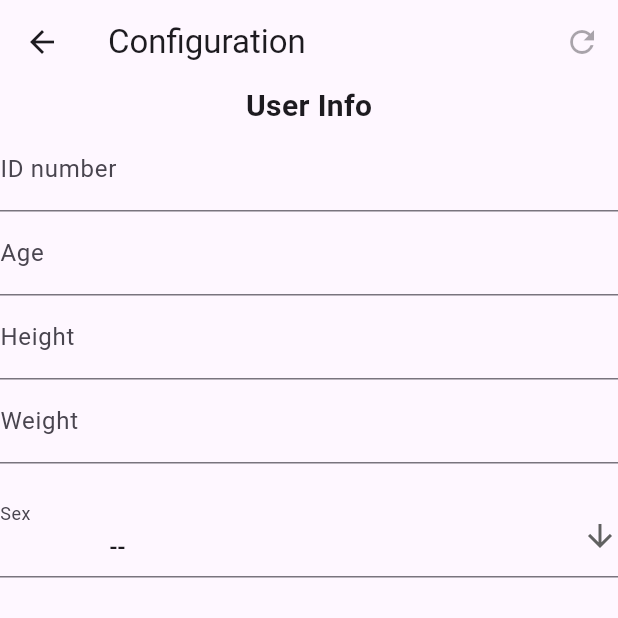
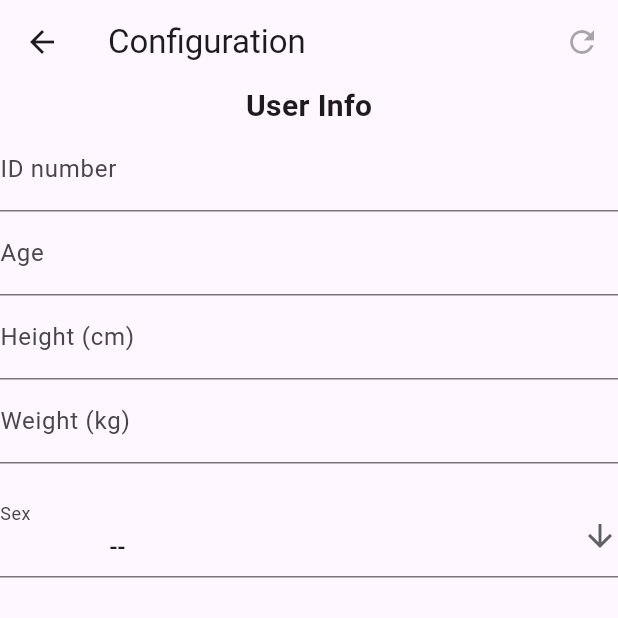
Before and after one commit to andrea-montanari/motion-tracker, a Flutter app: the DevicesConfigurationPage screen opened directly, on a phone screen of 412 x 824 dp, the top half of it. Run offline on Flutter 3.47's test engine with Material 3 defaults, Android fonts, the phone set to English and light mode, and no system bars; our stand-ins replace csv, permission_handler, timer_count_down; missing offline and left inert: mdsflutter.

Commit message:
CHORE: add unit of measures indication in user info form

```diff
--- a/lib/UserInfoForm.dart
+++ b/lib/UserInfoForm.dart
@@ -28,8 +28,8 @@ class UserInfoFormState extends State<UserInfoForm>{
   static const String userIdLabel = "ID number";
   static const String userAgeLabel = "Age";
   static const String userSexLabel = "Sex";
-  static const String userHeightLabel = "Height";
-  static const String userWeightLabel = "Weight";
+  static const String userHeightLabel = "Height (cm)";
+  static const String userWeightLabel = "Weight (kg)";
   static const String valueEmptyErrorMessage = "This field is required";
   static const String notIntegerErrorMessage = "Please enter a non-negative whole number";
   static const String sexDropdownDefaultValue = "--";
```
